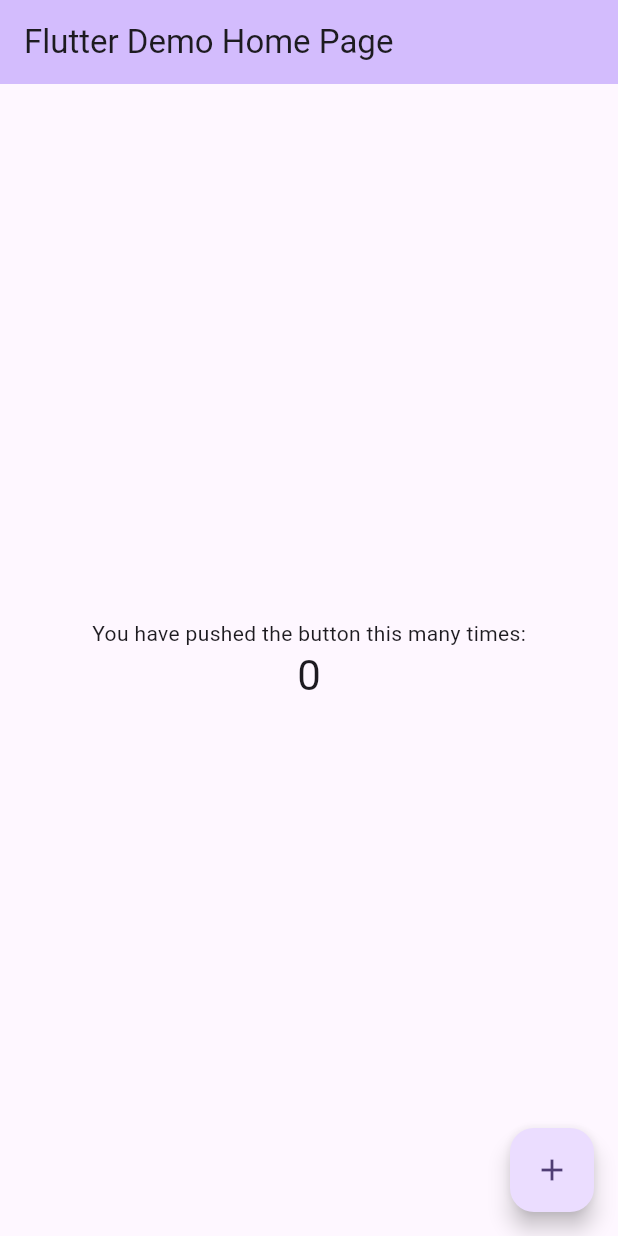
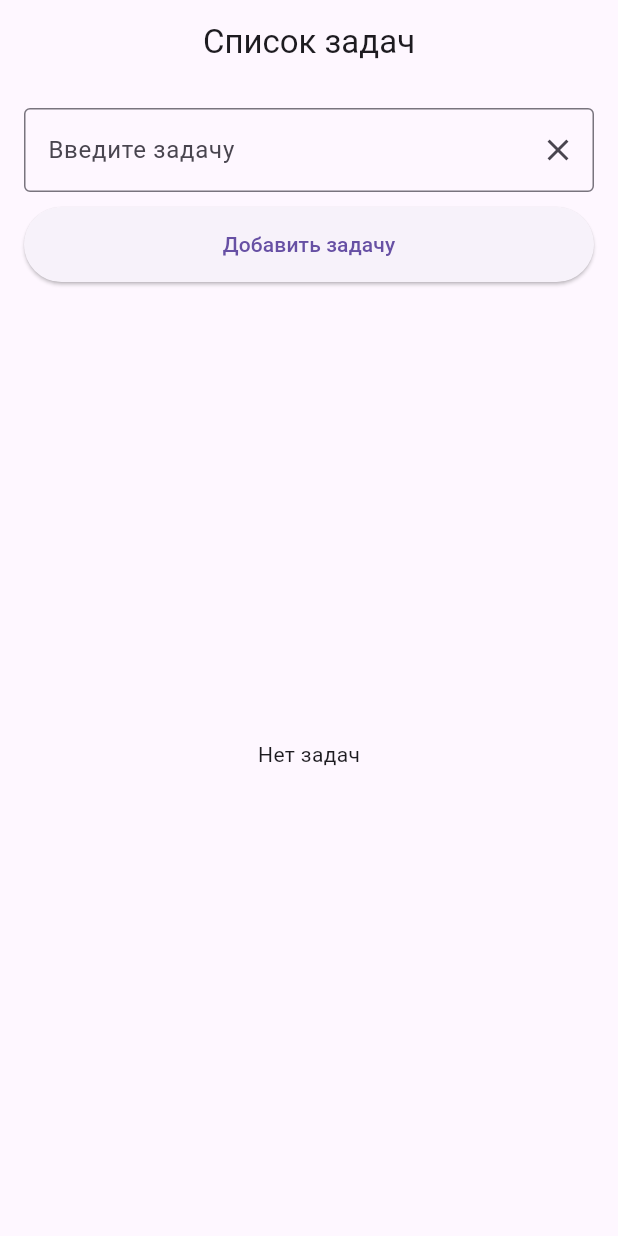
Before and after one commit to SergeyAleks00/todo_app, a Flutter app: the screen it shows after launch, on a phone screen of 412 x 824 dp. Run offline on Flutter 3.47's test engine with Material 3 defaults, Android fonts, the phone set to English and light mode, and no system bars.

```diff
--- a/lib/main.dart
+++ b/lib/main.dart
@@ -1,122 +1,178 @@
 import 'package:flutter/material.dart';
+import 'package:flutter_localizations/flutter_localizations.dart';
 
 void main() {
-  runApp(const MyApp());
+  runApp(const TodoApp());
 }
 
-class MyApp extends StatelessWidget {
-  const MyApp({super.key});
+class TodoApp extends StatelessWidget {
+  const TodoApp({super.key});
 
-  // This widget is the root of your application.
   @override
   Widget build(BuildContext context) {
     return MaterialApp(
-      title: 'Flutter Demo',
+      title: 'Todo App',
       theme: ThemeData(
-        // This is the theme of your application.
-        //
-        // TRY THIS: Try running your application with "flutter run". You'll see
-        // the application has a purple toolbar. Then, without quitting the app,
-        // try changing the seedColor in the colorScheme below to Colors.green
-        // and then invoke "hot reload" (save your changes or press the "hot
-        // reload" button in a Flutter-supported IDE, or press "r" if you used
-        // the command line to start the app).
-        //
-        // Notice that the counter didn't reset back to zero; the application
-        // state is not lost during the reload. To reset the state, use hot
-        // restart instead.
-        //
-        // This works for code too, not just values: Most code changes can be
-        // tested with just a hot reload.
-        colorScheme: ColorScheme.fromSeed(seedColor: Colors.deepPurple),
+        primarySwatch: Colors.blue,
+        brightness: Brightness.light,
+        useMaterial3: true,
       ),
-      home: const MyHomePage(title: 'Flutter Demo Home Page'),
+      darkTheme: ThemeData(
+        primarySwatch: Colors.blue,
+        brightness: Brightness.dark,
+        useMaterial3: true,
+      ),
+      themeMode: ThemeMode.system,
+      localizationsDelegates: const [
+        GlobalMaterialLocalizations.delegate,
+        GlobalWidgetsLocalizations.delegate,
+        GlobalCupertinoLocalizations.delegate,
+      ],
+      supportedLocales: const [Locale('ru', 'RU')],
+      home: const TodoScreen(),
     );
   }
 }
 
-class MyHomePage extends StatefulWidget {
-  const MyHomePage({super.key, required this.title});
-
-  // This widget is the home page of your application. It is stateful, meaning
-  // that it has a State object (defined below) that contains fields that affect
-  // how it looks.
-
-  // This class is the configuration for the state. It holds the values (in this
-  // case the title) provided by the parent (in this case the App widget) and
-  // used by the build method of the State. Fields in a Widget subclass are
-  // always marked "final".
-
-  final String title;
+class TodoScreen extends StatefulWidget {
+  const TodoScreen({super.key});
 
   @override
-  State<MyHomePage> createState() => _MyHomePageState();
+  TodoScreenState createState() => TodoScreenState();
 }
 
-class _MyHomePageState extends State<MyHomePage> {
-  int _counter = 0;
+class TodoScreenState extends State<TodoScreen> {
+  final TextEditingController _controller = TextEditingController();
+  final List<String> tasks = [];
 
-  void _incrementCounter() {
+  void addTask() {
+    if (_controller.text.isNotEmpty) {
+      setState(() {
+        tasks.add(_controller.text);
+        ScaffoldMessenger.of(context).showSnackBar(
+          const SnackBar(content: Text('Задача добавлена')),
+        );
+        _controller.clear();
+      });
+    } else {
+      ScaffoldMessenger.of(context).showSnackBar(
+        const SnackBar(content: Text('Введите задачу')),
+      );
+    }
+  }
+
+  void deleteTask(int index) {
     setState(() {
-      // This call to setState tells the Flutter framework that something has
-      // changed in this State, which causes it to rerun the build method below
-      // so that the display can reflect the updated values. If we changed
-      // _counter without calling setState(), then the build method would not be
-      // called again, and so nothing would appear to happen.
-      _counter++;
+      final task = tasks.removeAt(index);
+      ScaffoldMessenger.of(context).showSnackBar(
+        SnackBar(content: Text('Задача "$task" удалена')),
+      );
     });
+  }
+
+  void editTask(int index) {
+    final editController = TextEditingController(text: tasks[index]);
+    showDialog(
+      context: context,
+      builder: (context) => AlertDialog(
+        title: const Text('Редактировать задачу'),
+        content: TextField(
+          controller: editController,
+          decoration: const InputDecoration(
+            labelText: 'Новая задача',
+            border: OutlineInputBorder(),
+          ),
+        ),
+        actions: [
+          TextButton(
+            onPressed: () => Navigator.pop(context),
+            child: const Text('Отмена'),
+          ),
+          TextButton(
+            onPressed: () {
+              if (editController.text.isNotEmpty) {
+                setState(() {
+                  tasks[index] = editController.text;
+                  ScaffoldMessenger.of(context).showSnackBar(
+                    const SnackBar(content: Text('Задача обновлена')),
+                  );
+                });
+                Navigator.pop(context);
+              } else {
+                ScaffoldMessenger.of(context).showSnackBar(
+                  const SnackBar(content: Text('Задача не может быть пустой')),
+                );
+              }
+            },
+            child: const Text('Сохранить'),
+          ),
+        ],
+      ),
+    );
   }
 
   @override
   Widget build(BuildContext context) {
-    // This method is rerun every time setState is called, for instance as done
-    // by the _incrementCounter method above.
-    //
-    // The Flutter framework has been optimized to make rerunning build methods
-    // fast, so that you can just rebuild anything that needs updating rather
-    // than having to individually change instances of widgets.
     return Scaffold(
       appBar: AppBar(
-        // TRY THIS: Try changing the color here to a specific color (to
-        // Colors.amber, perhaps?) and trigger a hot reload to see the AppBar
-        // change color while the other colors stay the same.
-        backgroundColor: Theme.of(context).colorScheme.inversePrimary,
-        // Here we take the value from the MyHomePage object that was created by
-        // the App.build method, and use it to set our appbar title.
-        title: Text(widget.title),
+        title: const Text('Список задач'),
+        centerTitle: true,
       ),
-      body: Center(
-        // Center is a layout widget. It takes a single child and positions it
-        // in the middle of the parent.
+      body: Padding(
+        padding: const EdgeInsets.all(16.0),
         child: Column(
-          // Column is also a layout widget. It takes a list of children and
-          // arranges them vertically. By default, it sizes itself to fit its
-          // children horizontally, and tries to be as tall as its parent.
-          //
-          // Column has various properties to control how it sizes itself and
-          // how it positions its children. Here we use mainAxisAlignment to
-          // center the children vertically; the main axis here is the vertical
-          // axis because Columns are vertical (the cross axis would be
-          // horizontal).
-          //
-          // TRY THIS: Invoke "debug painting" (choose the "Toggle Debug Paint"
-          // action in the IDE, or press "p" in the console), to see the
-          // wireframe for each widget.
-          mainAxisAlignment: MainAxisAlignment.center,
-          children: <Widget>[
-            const Text('You have pushed the button this many times:'),
-            Text(
-              '$_counter',
-              style: Theme.of(context).textTheme.headlineMedium,
+          children: [
+            TextField(
+              controller: _controller,
+              decoration: InputDecoration(
+                labelText: 'Введите задачу',
+                border: const OutlineInputBorder(),
+                suffixIcon: IconButton(
+                  icon: const Icon(Icons.clear),
+                  onPressed: _controller.clear,
+                ),
+              ),
+              onSubmitted: (_) => addTask(),
+            ),
+            const SizedBox(height: 10),
+            ElevatedButton(
+              onPressed: addTask,
+              style: ElevatedButton.styleFrom(
+                minimumSize: const Size(double.infinity, 50),
+              ),
+              child: const Text('Добавить задачу'),
+            ),
+            const SizedBox(height: 10),
+            Expanded(
+              child: tasks.isEmpty
+                  ? const Center(child: Text('Нет задач'))
+                  : ListView.builder(
+                      itemCount: tasks.length,
+                      itemBuilder: (context, index) {
+                        return Card(
+                          child: ListTile(
+                            title: Text(tasks[index]),
+                            trailing: Row(
+                              mainAxisSize: MainAxisSize.min,
+                              children: [
+                                IconButton(
+                                  icon: const Icon(Icons.edit),
+                                  onPressed: () => editTask(index),
+                                ),
+                                IconButton(
+                                  icon: const Icon(Icons.delete),
+                                  onPressed: () => deleteTask(index),
+                                ),
+                              ],
+                            ),
+                          ),
+                        );
+                      },
+                    ),
             ),
           ],
         ),
       ),
-      floatingActionButton: FloatingActionButton(
-        onPressed: _incrementCounter,
-        tooltip: 'Increment',
-        child: const Icon(Icons.add),
-      ), // This trailing comma makes auto-formatting nicer for build methods.
     );
   }
 }
```
Also changed, not shown: pubspec.yaml (+7 -72 lines), pubspec.lock, 1 other file.
